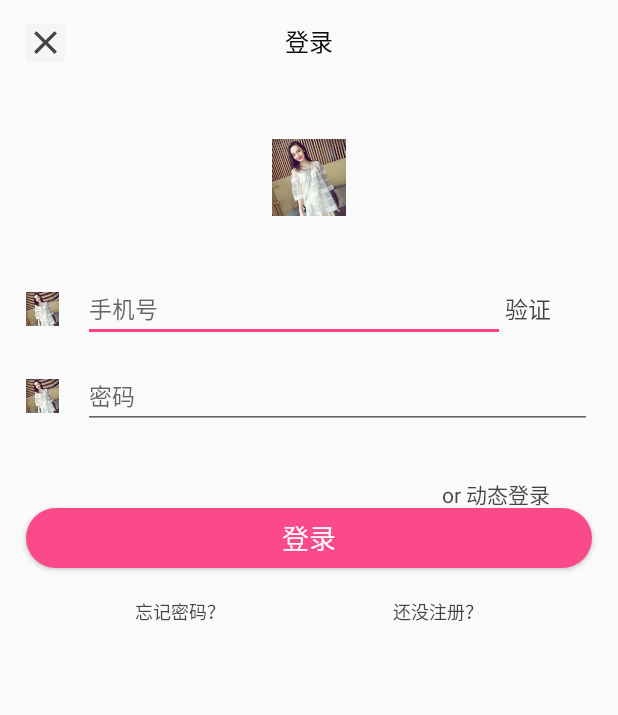
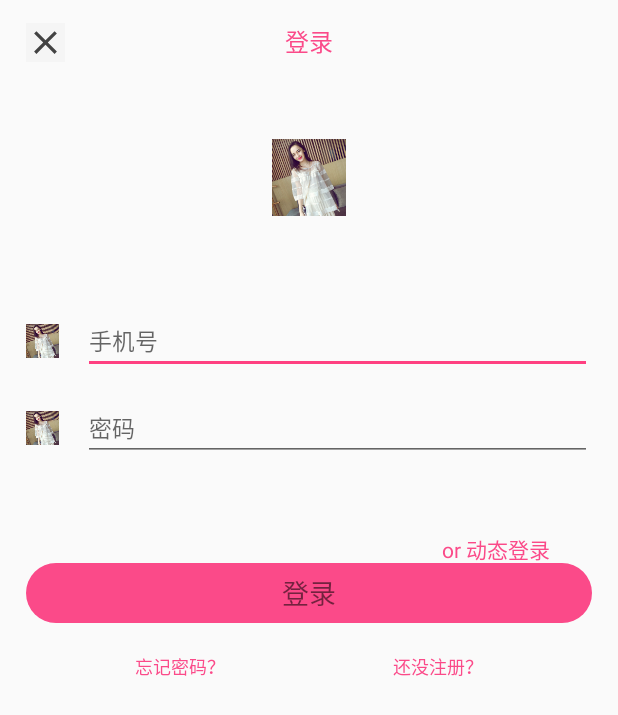
Before and after one commit to tj1334311578/xiangou, an Android app: the layout activity_login.xml on its own in the app's theme, with its tools: preview values and no code run, on a phone screen of 412 x 824 dp. Shown: the top 715 px of the screen. Run offline under Robolectric (Android 15) with nearby library versions, the phone set to English and light mode, and no system bars.

Commit message:
添加了loginactivity

```diff
--- a/app/src/main/java/com/example/administrator/xiangou/base/BaseViewHolder.java
+++ b/app/src/main/java/com/example/administrator/xiangou/base/BaseViewHolder.java
@@ -19,7 +19,6 @@ import com.youth.banner.Banner;
  */
 
 public class BaseViewHolder extends RecyclerView.ViewHolder implements View.OnClickListener{
-    private Context mContext;
     private SparseArray<View> mViews;
     private View mItemView;
     protected BaseAdapter.OnMineItemClickListener mOnItemClickListener;
--- a/app/src/main/java/com/example/administrator/xiangou/main/MainActivity.java
+++ b/app/src/main/java/com/example/administrator/xiangou/main/MainActivity.java
@@ -4,7 +4,7 @@ import android.os.Bundle;
 import android.support.v4.app.FragmentTabHost;
 import android.view.LayoutInflater;
 import android.view.View;
-import android.view.Window;
+
 import android.widget.ImageView;
 import android.widget.LinearLayout;
 import android.widget.TabHost;
--- a/app/src/main/res/layout/activity_login.xml
+++ b/app/src/main/res/layout/activity_login.xml
@@ -10,7 +10,7 @@
         android:layout_centerHorizontal="true"
         android:textSize="16sp"
         android:id="@+id/logging_log"
-        android:textColor="@color/textcolor_mine_black2"
+        android:textColor="@color/textcolor_advs_topic_title"
         android:text="登录"/>
     <ImageView
         android:layout_width="wrap_content"
@@ -20,8 +20,7 @@
         android:layout_alignTop="@id/logging_log"
         android:id="@+id/logging_error1"
         android:src="@drawable/error1"
-        android:layout_marginLeft="17dp"
-        />
+        android:layout_marginLeft="17dp"/>
     <ImageView
         android:layout_width="wrap_content"
         android:adjustViewBounds="true"
@@ -32,7 +31,7 @@
         android:layout_marginTop="53dp"
         android:layout_height="51dp" />
     <LinearLayout
-        android:layout_marginTop="40dp"
+        android:layout_marginTop="61dp"
         android:layout_marginRight="17dp"
         android:orientation="horizontal"
         android:id="@+id/logging_userll"
@@ -50,14 +49,12 @@
         <EditText
             android:layout_width="match_parent"
             android:layout_height="wrap_content"
-            android:lines="1"
             android:layout_alignBottom="@id/logging_userimg"
             android:layout_weight="1"
             android:id="@+id/logging_numberedit"
             android:layout_marginLeft="16dp"
             android:hint="手机号"
-            android:textSize="15sp"
-            />
+            android:textSize="15sp"/>
         <TextView
             android:id="@+id/logging_verification"
             android:layout_width="wrap_content"
@@ -65,7 +62,7 @@
             android:layout_marginRight="27dp"
             android:textSize="15sp"
             android:textColor="@color/gray"
-            android:visibility="visible"
+            android:visibility="gone"
             android:text="验证"/>
 
     </LinearLayout>
@@ -92,12 +89,10 @@
             android:layout_height="wrap_content"
             android:layout_toRightOf="@id/logging_userimg"
             android:layout_marginLeft="16dp"
-            android:lines="1"
             android:layout_alignBottom="@id/logging_passwordimg"
             android:id="@+id/logging_paswordedit"
             android:hint="密码"
-            android:textSize="15sp"
-            />
+            android:textSize="15sp"/>
     </LinearLayout>
 
 
@@ -107,22 +102,34 @@
         android:gravity="center"
         android:layout_below="@id/logging_passwordll"
         android:id="@+id/Dynamic_login"
-    android:layout_marginTop="32.5dp"
+        android:layout_marginTop="48dp"
         android:text="or 动态登录"
         android:textSize="14sp"
         android:layout_alignParentRight="true"
         android:layout_marginRight="45dp"
-    android:textColor="@color/gray"
+        android:textColor="@color/textcolor_advs_topic_title"
         android:layout_height="20dp" />
+
+    <TextView
+        android:layout_width="match_parent"
+        android:text="登录"
+        android:gravity="center"
+        android:textSize="18sp"
+        android:background="@drawable/round20dp"
+        android:id="@+id/logging_login"
+        android:layout_marginRight="17dp"
+        android:layout_height="40dp"
+        android:layout_below="@+id/Dynamic_login"
+        android:layout_alignStart="@+id/logging_passwordll" />
 
     <TextView
         android:layout_width="wrap_content"
         android:layout_height="wrap_content"
         android:id="@+id/logging_forgetpassword"
         android:textSize="12sp"
-        android:textColor="@color/gray"
+        android:textColor="@color/textcolor_advs_topic_title"
         android:layout_marginLeft="90dp"
-        android:layout_below="@+id/logging_login"
+        android:layout_below="@id/logging_login"
         android:layout_marginTop="20dp"
         android:text="忘记密码？"/>
     <TextView
@@ -131,10 +138,10 @@
         android:text="还没注册？"
         android:layout_alignParentRight="true"
         android:layout_marginRight="90dp"
-        android:layout_below="@+id/logging_login"
+        android:layout_below="@id/logging_login"
         android:layout_marginTop="20dp"
         android:textSize="12sp"
-        android:textColor="@color/gray"
+        android:textColor="@color/textcolor_advs_topic_title"
         android:id="@+id/logging_register"/>
 
     <TextView
@@ -148,17 +155,5 @@
         android:textColor="@color/login_red"
         android:text="手机号和密码不匹配，请重新输入"/>
 
-    <Button
-        android:layout_width="match_parent"
-        android:text="登录"
-        android:gravity="center"
-        android:textSize="18sp"
-        android:background="@drawable/round20dp"
-        android:id="@+id/logging_login"
-        android:layout_marginRight="17dp"
-        android:textColor="@color/white"
-        android:layout_height="40dp"
-        android:layout_below="@+id/Dynamic_login"
-        android:layout_alignStart="@+id/logging_passwordll" />
 
 </RelativeLayout>
```
Lines whose indentation alone changed are shown as unchanged.
